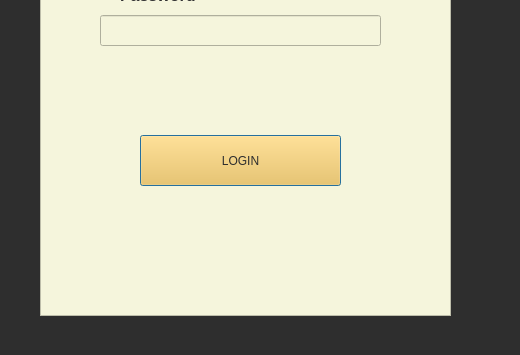
Qt form admin_authentication.ui (mesum-abbas/Canteen_Managment_System) before a commit; both pictures show x 480 to 1000 and y 345 to 700 of the 1000 by 700 pixel window.
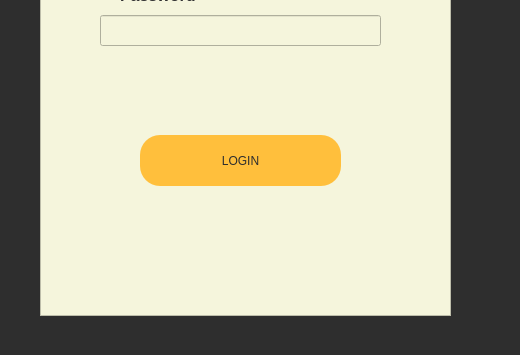
The same form after that commit. Icons and pictures are not drawn.

```diff
--- a/admin_authentication.ui
+++ b/admin_authentication.ui
@@ -50,9 +50,15 @@
      </rect>
     </property>
     <property name="styleSheet">
-     <string notr="true">font: 12pt &quot;Segoe UI&quot;;
+     <string notr="true">QPushButton{
 font: 12pt &quot;Segoe UI&quot;;background-color: rgb(255, 191, 60);
-color: rgb(46, 46, 46);</string>
+color: rgb(46, 46, 46);
+border-radius:20px;}
+
+
+QPushButton: pressed{
+background-color:rgb(245, 150, 40);
+}</string>
     </property>
     <property name="text">
      <string>LOGIN</string>
```
Left out of the diff: 4 changed lines with no effect on the pictures.
